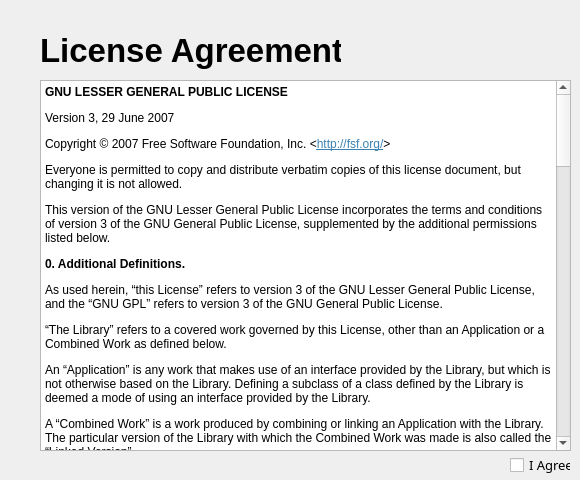
First picture: the form in NewQtUi/ReadingTab/ReadingTab.ui, repository AOSC-Archive/AOSC-LiveKit, before the edit.
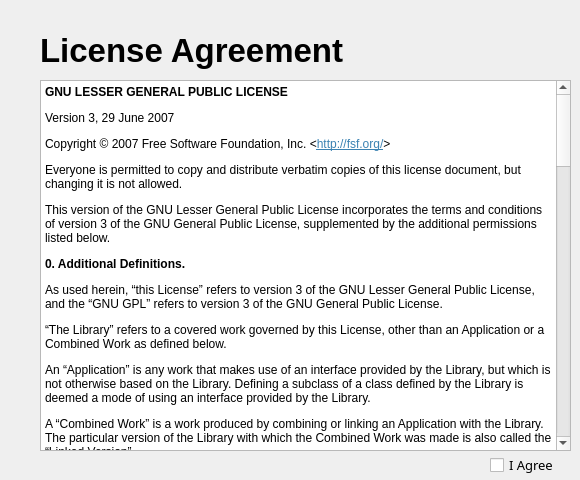
Second picture: the form after the edit.

```diff
--- a/NewQtUi/ReadingTab/ReadingTab.ui
+++ b/NewQtUi/ReadingTab/ReadingTab.ui
@@ -18,7 +18,7 @@
     <rect>
      <x>40</x>
      <y>30</y>
-     <width>301</width>
+     <width>371</width>
      <height>40</height>
     </rect>
    </property>
@@ -91,9 +91,9 @@
   <widget class="QCheckBox" name="IAgreeCheckBox">
    <property name="geometry">
     <rect>
-     <x>510</x>
+     <x>490</x>
      <y>455</y>
-     <width>61</width>
+     <width>71</width>
      <height>20</height>
     </rect>
    </property>
```
Left out of the diff: 80 changed lines with no effect on the pictures.
